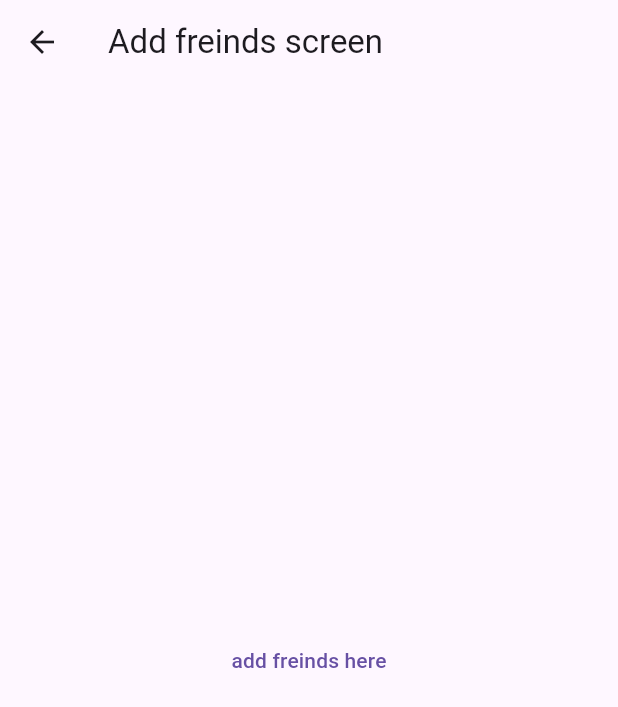
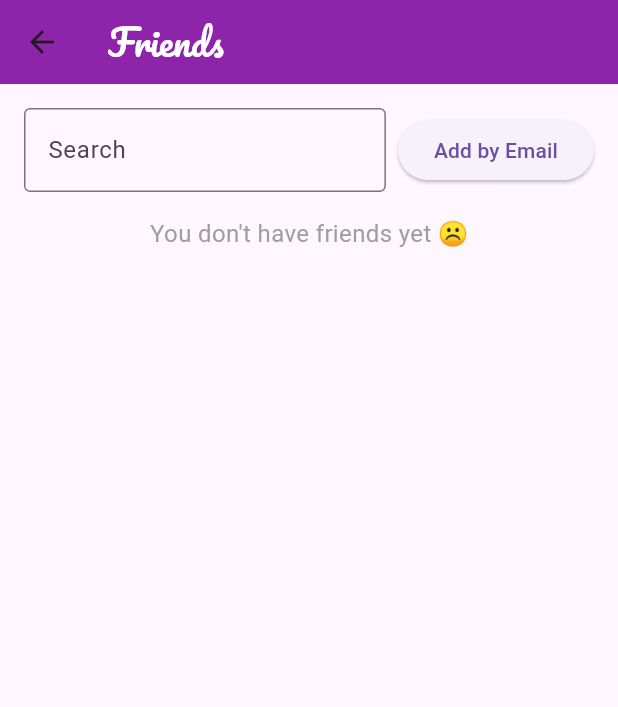
Before and after one commit to AbdulrahmanMaged/hedieaty_app, a Flutter app: the AddFriends screen opened directly, on a phone screen of 412 x 824 dp. Shown: the top 707 px of the screen. Run offline on Flutter 3.47's test engine with Material 3 defaults, Android fonts, the phone set to English and light mode, and no system bars; our stand-ins replace cloud_firestore, firebase_auth, firebase_core, google_fonts, sqflite; accounts and stored records are empty.

Commit message:
Added friends & profile page and added some functionality, not yet done

```diff
--- a/lib/view/screens/add_friends.dart
+++ /dev/null
@@ -1,19 +0,0 @@
-import 'package:flutter/material.dart';
-
-class AddFriends extends StatelessWidget {
-  const AddFriends({super.key});
-  @override
-  Widget build(BuildContext context) {
-    return Scaffold(
-      appBar: AppBar(
-        title: const Text('Add freinds screen'),
-      ),
-      body: Center(
-        child: TextButton(
-          onPressed: () {},
-          child: const Text('add freinds here'),
-        ),
-      ),
-    );
-  }
-}
--- /dev/null
+++ b/lib/view/screens/friends.dart
@@ -0,0 +1,13 @@
+import 'package:flutter/material.dart';
+
+import '../widgets/add_friends.dart';
+
+class AddFriends extends StatelessWidget {
+
+  @override
+  Widget build(BuildContext context) {
+    return Scaffold(
+      body: AddFriendsWidget(),
+    );
+  }
+}
--- /dev/null
+++ b/lib/view/screens/my_pledged_gifts.dart
@@ -0,0 +1,16 @@
+import 'package:flutter/material.dart';
+import 'package:hedieaty_app/view/screens/welcomeScreen.dart';
+
+
+class MyPledgedGiftsPage {
+  @override
+  Widget build(BuildContext context) {
+    return MaterialApp(
+      title: 'Hedieaty App',
+      theme: ThemeData(
+        primarySwatch: Colors.blue,
+      ),
+      home: WelcomeScreen(),
+    );
+  }
+}
--- /dev/null
+++ b/lib/view/widgets/add_friends.dart
@@ -0,0 +1,167 @@
+import 'package:flutter/material.dart';
+import 'package:cloud_firestore/cloud_firestore.dart';
+import 'package:google_fonts/google_fonts.dart';
+
+import '../../services/database/local/database_helper.dart';
+
+class AddFriendsWidget extends StatefulWidget {
+  @override
+  _AddFriendsWidgetState createState() => _AddFriendsWidgetState();
+}
+
+class _AddFriendsWidgetState extends State<AddFriendsWidget> {
+  final TextEditingController _searchController = TextEditingController();
+  final TextEditingController _emailController = TextEditingController();
+  final DatabaseHelper _dbHelper = DatabaseHelper.instance;
+  List<Map<String, dynamic>> _friendsList = [];
+  String _searchQuery = '';
+  bool _isLoading = false;
+  bool _noFriends = false;
+  bool _userNotFound = false;
+
+  @override
+  void initState() {
+    super.initState();
+    _fetchFriends();
+  }
+
+  Future<void> _fetchFriends() async {
+    try {
+      final friends = await _dbHelper.getFriends(1); // Replace with logged-in user ID
+      setState(() {
+        _friendsList = friends;
+        _noFriends = friends.isEmpty; // Check if no friends were found
+      });
+    } catch (e) {
+      ScaffoldMessenger.of(context).showSnackBar(
+        SnackBar(content: Text('Error fetching friends: $e')),
+      );
+    }
+  }
+
+  Future<void> _searchFirestoreFriend() async {
+    setState(() {
+      _isLoading = true;
+      _userNotFound = false;
+    });
+
+    try {
+      final query = await FirebaseFirestore.instance
+          .collection('users')
+          .where('email', isEqualTo: _emailController.text.trim())
+          .limit(1)
+          .get();
+
+      if (query.docs.isNotEmpty) {
+        final friendData = query.docs.first.data();
+        final friendId = query.docs.first.id;
+
+        // Add to Firestore
+        await FirebaseFirestore.instance
+            .collection('users')
+            .doc('currentUserId') // Replace with logged-in user ID
+            .collection('friends')
+            .doc(friendId)
+            .set({'addedAt': FieldValue.serverTimestamp()});
+
+        // Add to Local Database
+        await _dbHelper.addFriend(1, int.parse(friendId)); // Replace 1 with user ID
+
+        // Refresh Friends List
+        await _fetchFriends();
+
+        ScaffoldMessenger.of(context).showSnackBar(
+          SnackBar(content: Text('Friend added successfully!')),
+        );
+      } else {
+        setState(() {
+          _userNotFound = true; // No user found
+        });
+      }
+    } catch (e) {
+      ScaffoldMessenger.of(context).showSnackBar(
+        SnackBar(content: Text('Error: $e')),
+      );
+    } finally {
+      setState(() {
+        _isLoading = false;
+      });
+    }
+  }
+
+  @override
+  Widget build(BuildContext context) {
+    final filteredFriends = _friendsList
+        .where((friend) =>
+        friend['name'].toLowerCase().contains(_searchQuery.toLowerCase()))
+        .toList();
+
+    return Scaffold(
+      appBar: AppBar(
+        title: Text('Friends'),titleTextStyle: GoogleFonts.pacifico( fontSize: 24,color: Colors.white),
+        backgroundColor: Colors.purple[600],
+      ),
+      body: Padding(
+        padding: const EdgeInsets.all(16.0),
+        child: Column(
+          children: [
+            // Search Bar and Button
+            Row(
+              children: [
+                Expanded(
+                  child: TextField(
+                    controller: _searchController,
+                    onChanged: (value) {
+                      setState(() {
+                        _searchQuery = value;
+                      });
+                    },
+                    decoration: InputDecoration(
+                      labelText: 'Search',
+                      border: OutlineInputBorder(),
+                    ),
+                  ),
+                ),
+                SizedBox(width: 8),
+                ElevatedButton(
+                  onPressed: _searchFirestoreFriend,
+                  child: _isLoading ? CircularProgressIndicator() : Text('Add by Email'),
+                ),
+              ],
+            ),
+            SizedBox(height: 16),
+
+            // No Friends Message
+            if (_noFriends)
+              Text(
+                "You don't have friends yet ☹️",
+                style: TextStyle(color: Colors.grey, fontSize: 16),
+              ),
+
+            // User Not Found Message
+            if (_userNotFound)
+              Text(
+                "User not found.",
+                style: TextStyle(color: Colors.red, fontSize: 16),
+              ),
+
+            // Friends List
+            if (!_noFriends)
+              Expanded(
+                child: ListView.builder(
+                  itemCount: filteredFriends.length,
+                  itemBuilder: (context, index) {
+                    final friend = filteredFriends[index];
+                    return ListTile(
+                      title: Text(friend['name']),
+                      subtitle: Text(friend['email']),
+                    );
+                  },
+                ),
+              ),
+          ],
+        ),
+      ),
+    );
+  }
+}
```
Also changed, not shown: lib/view/screens/my_profile.dart (+2 -10 lines), lib/view/widgets/profile.dart (added, +241 -0 lines).
